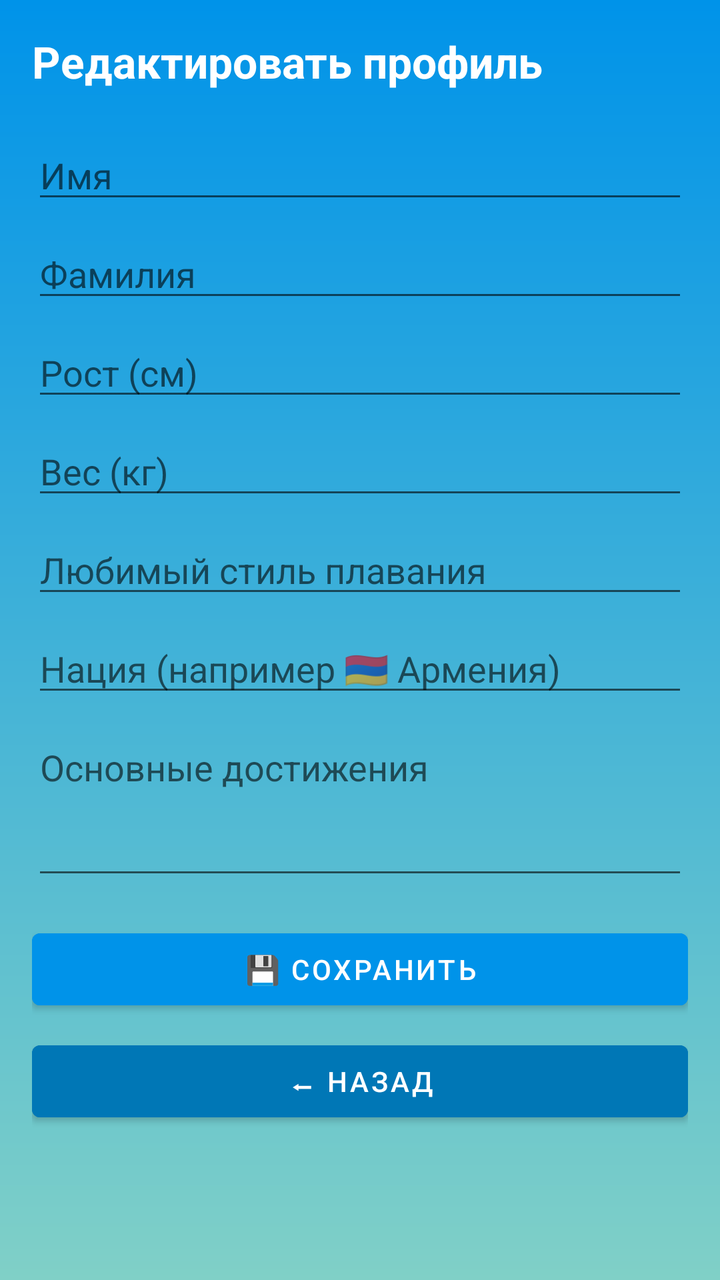
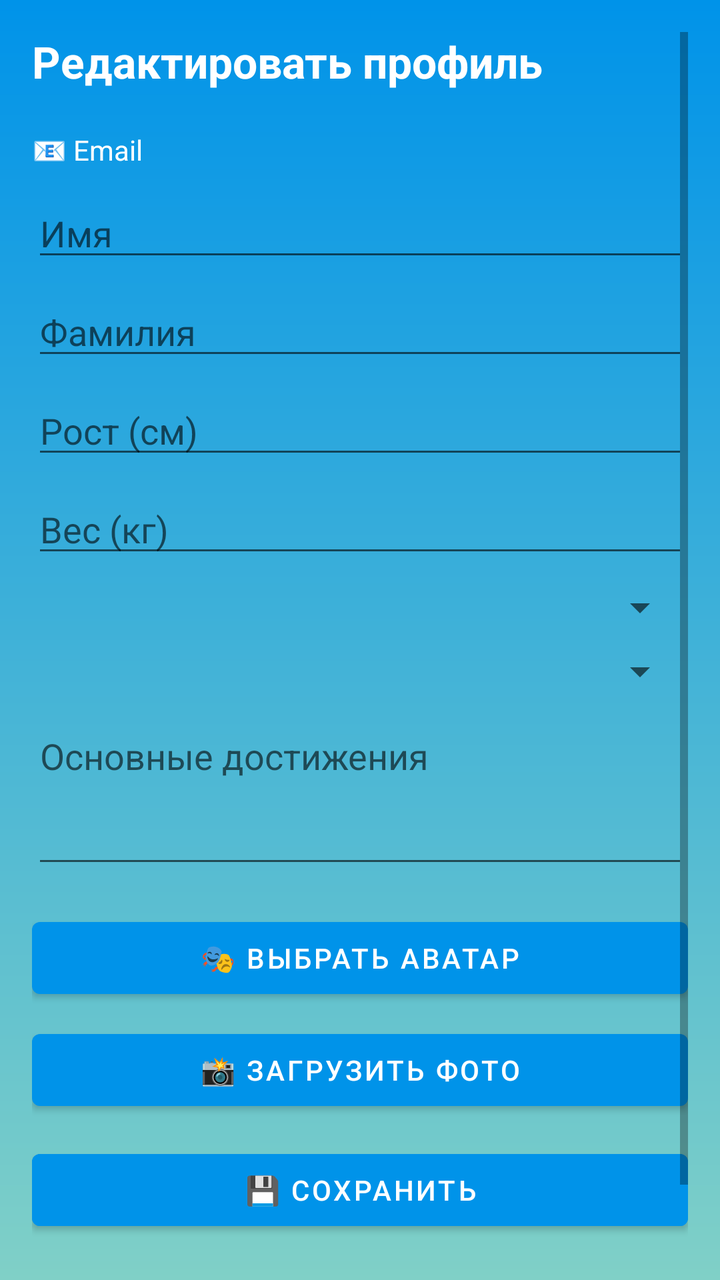

Compare the two renders of this Android layout. The source of the first and the diff that turns it into the second are given below.
<!-- AndroidManifest.xml: application theme Theme.AquaTime -->
<!-- res/layout/fragment_edit_profile.xml -->
<ScrollView xmlns:android="http://schemas.android.com/apk/res/android"
    android:layout_width="match_parent"
    android:layout_height="match_parent"
    android:background="@drawable/bg_gradient"
    android:padding="16dp">

    <LinearLayout
        android:layout_width="match_parent"
        android:layout_height="wrap_content"
        android:orientation="vertical">

        <TextView
            android:layout_width="match_parent"
            android:layout_height="wrap_content"
            android:text="Редактировать профиль"
            android:textSize="22sp"
            android:textStyle="bold"
            android:textColor="@android:color/white"
            android:layout_marginBottom="20dp"/>

        <EditText
            android:id="@+id/input_first_name"
            android:layout_width="match_parent"
            android:layout_height="wrap_content"
            android:hint="Имя"
            android:inputType="textPersonName"
            android:layout_marginBottom="8dp"/>

        <EditText
            android:id="@+id/input_last_name"
            android:layout_width="match_parent"
            android:layout_height="wrap_content"
            android:hint="Фамилия"
            android:layout_marginBottom="8dp"/>

        <EditText
            android:id="@+id/input_height"
            android:layout_width="match_parent"
            android:layout_height="wrap_content"
            android:hint="Рост (см)"
            android:inputType="number"
            android:layout_marginBottom="8dp"/>

        <EditText
            android:id="@+id/input_weight"
            android:layout_width="match_parent"
            android:layout_height="wrap_content"
            android:hint="Вес (кг)"
            android:inputType="numberDecimal"
            android:layout_marginBottom="8dp"/>

        <EditText
            android:id="@+id/input_style"
            android:layout_width="match_parent"
            android:layout_height="wrap_content"
            android:hint="Любимый стиль плавания"
            android:layout_marginBottom="8dp"/>

        <EditText
            android:id="@+id/input_nation"
            android:layout_width="match_parent"
            android:layout_height="wrap_content"
            android:hint="Нация (например 🇦🇲 Армения)"
            android:layout_marginBottom="8dp"/>

        <EditText
            android:id="@+id/input_achievements"
            android:layout_width="match_parent"
            android:layout_height="wrap_content"
            android:hint="Основные достижения"
            android:minLines="3"
            android:gravity="top"
            android:layout_marginBottom="16dp"/>

        <Button
            android:id="@+id/btn_save"
            android:layout_width="match_parent"
            android:layout_height="wrap_content"
            android:text="💾 Сохранить"
            android:backgroundTint="@color/aqua_primary"
            android:textColor="@android:color/white"
            android:layout_marginBottom="8dp"/>

        <Button
            android:id="@+id/btn_back"
            android:layout_width="match_parent"
            android:layout_height="wrap_content"
            android:text="⬅ Назад"
            android:backgroundTint="@color/aqua_accent"
            android:textColor="@android:color/white"/>
    </LinearLayout>
</ScrollView>
<!-- resources referenced by this layout -->
<resources>
  <color name="aqua_accent">#0077B6</color>
  <color name="aqua_primary">#0093E9</color>
  <!-- drawable bg_gradient (drawable) -->
  <shape xmlns:android="http://schemas.android.com/apk/res/android">
      <gradient
          android:type="linear"
          android:startColor="#0093E9"
          android:endColor="#80D0C7"
          android:angle="270"/>
  </shape>
  <style name="Theme.AquaTime" parent="Theme.MaterialComponents.DayNight.NoActionBar">
          
          <item name="colorPrimary">@color/aqua_primary</item>
          <item name="colorPrimaryVariant">@color/aqua_secondary</item>
          <item name="colorOnPrimary">@android:color/white</item>
  
          <item name="colorSecondary">@color/aqua_accent</item>
          <item name="colorSecondaryVariant">@color/aqua_primary</item>
          <item name="colorOnSecondary">@android:color/white</item>
  
          
          <item name="android:colorBackground">@color/background_light</item>
  
          
          <item name="android:textColor">@color/text_primary</item>
      </style>
  <color name="aqua_secondary">#80D0C7</color>
  <color name="background_light">#F4FAFF</color>
  <color name="text_primary">#0D0D0D</color>
</resources>

<!-- the commit's change to res/layout/fragment_edit_profile.xml (unified diff, before → after) -->
@@ -17,6 +17,15 @@
             android:textStyle="bold"
             android:textColor="@android:color/white"
             android:layout_marginBottom="20dp"/>
+
+        <TextView
+            android:id="@+id/tv_email"
+            android:layout_width="match_parent"
+            android:layout_height="wrap_content"
+            android:text="📧 Email"
+            android:textColor="@android:color/white"
+            android:textSize="14sp"
+            android:layout_marginBottom="10dp"/>
 
         <EditText
             android:id="@+id/input_first_name"
@@ -49,18 +58,18 @@
             android:inputType="numberDecimal"
             android:layout_marginBottom="8dp"/>
 
-        <EditText
-            android:id="@+id/input_style"
+        
+        <Spinner
+            android:id="@+id/spinner_style"
             android:layout_width="match_parent"
             android:layout_height="wrap_content"
-            android:hint="Любимый стиль плавания"
             android:layout_marginBottom="8dp"/>
 
-        <EditText
-            android:id="@+id/input_nation"
+        
+        <Spinner
+            android:id="@+id/spinner_nation"
             android:layout_width="match_parent"
             android:layout_height="wrap_content"
-            android:hint="Нация (например 🇦🇲 Армения)"
             android:layout_marginBottom="8dp"/>
 
         <EditText
@@ -71,6 +80,20 @@
             android:minLines="3"
             android:gravity="top"
             android:layout_marginBottom="16dp"/>
+
+        <Button
+            android:id="@+id/btn_choose_avatar"
+            android:layout_width="match_parent"
+            android:layout_height="wrap_content"
+            android:text="🎭 Выбрать аватар"
+            android:layout_marginBottom="8dp"/>
+
+        <Button
+            android:id="@+id/btn_pick_image"
+            android:layout_width="match_parent"
+            android:layout_height="wrap_content"
+            android:text="📸 Загрузить фото"
+            android:layout_marginBottom="12dp"/>
 
         <Button
             android:id="@+id/btn_save"
